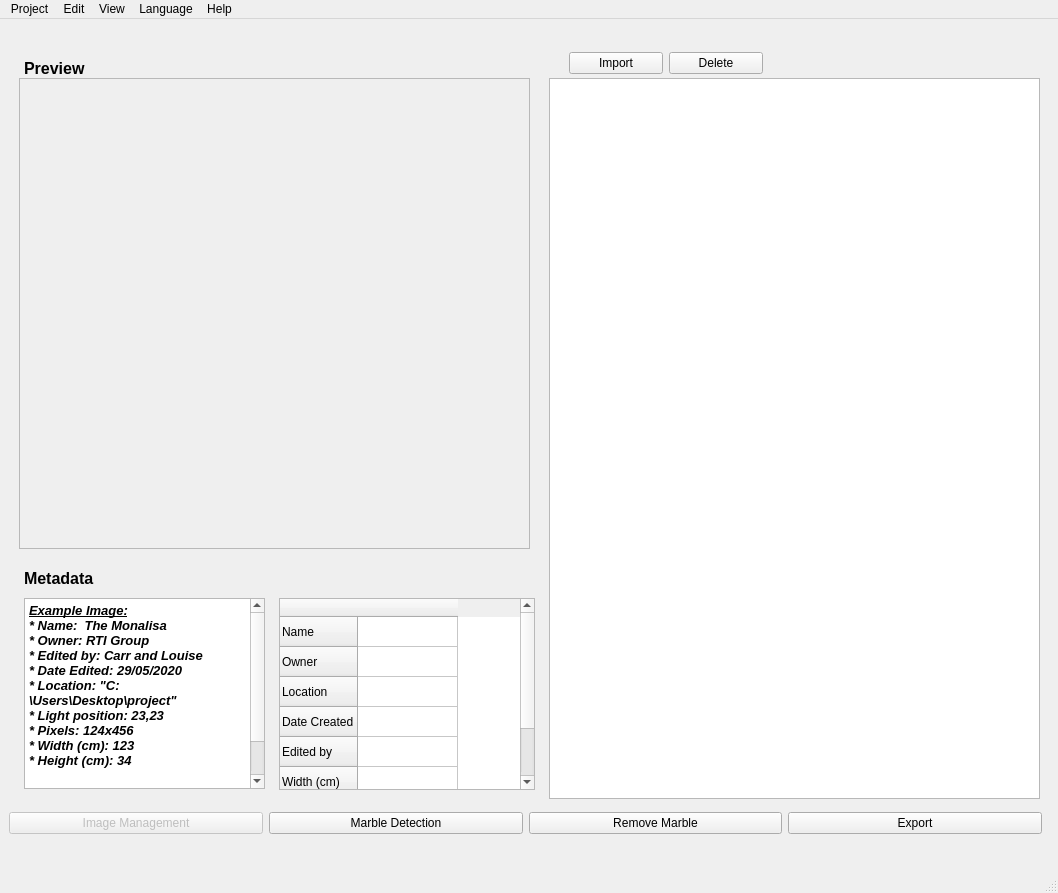
This is RTIe/RTIe_builder/system_ui.ui in Super-SaiyanSandwich/ECMM427 as Qt 5 draws it before an edit. The edited form follows.
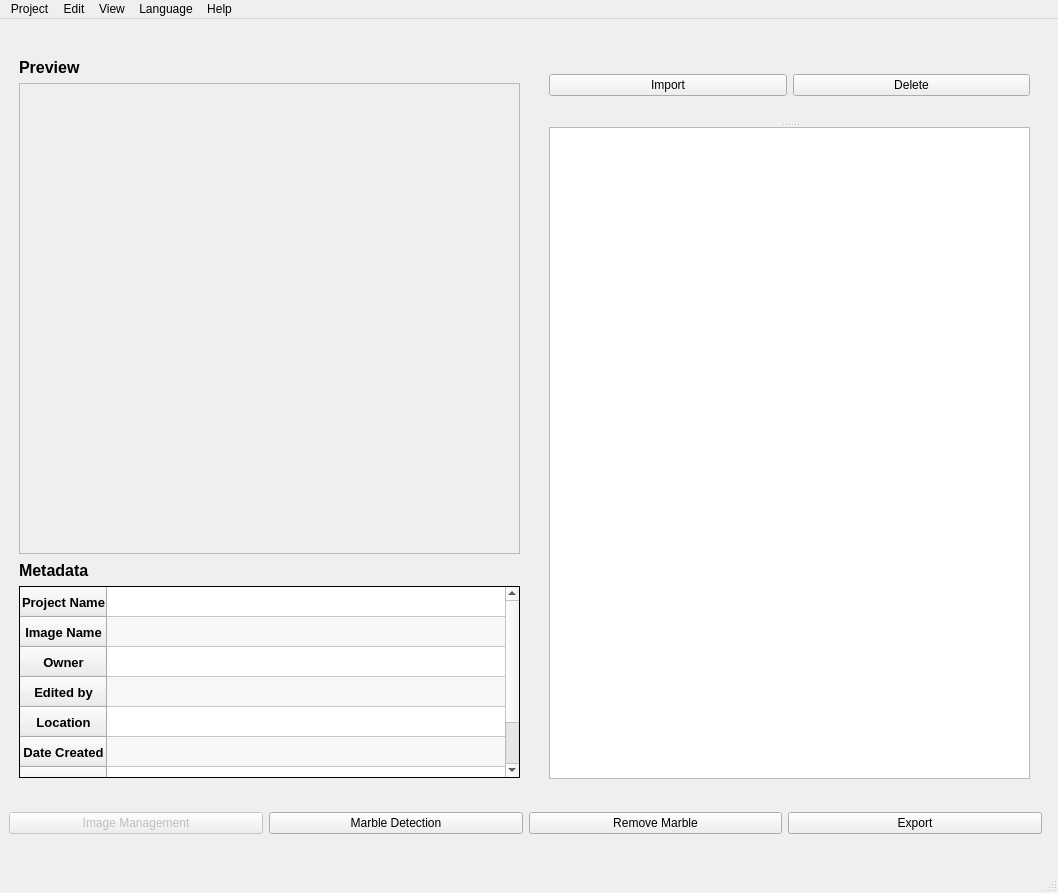
This is the edited form. The open tabs and pages were chosen to show the change. Icons and pictures are not drawn.

Commit message:
Metadata table
Metadata table almost complete (mising owner and editor name)

Diff of the .ui file:
```diff
--- a/RTIe/RTIe_builder/system_ui.ui
+++ b/RTIe/RTIe_builder/system_ui.ui
@@ -68,8 +68,8 @@
         <property name="geometry">
          <rect>
           <x>10</x>
-          <y>50</y>
-          <width>511</width>
+          <y>55</y>
+          <width>501</width>
           <height>471</height>
          </rect>
         </property>
@@ -93,26 +93,13 @@
          <string/>
         </property>
        </widget>
-       <widget class="QListWidget" name="listWidget">
-        <property name="geometry">
-         <rect>
-          <x>540</x>
-          <y>50</y>
-          <width>491</width>
-          <height>721</height>
-         </rect>
-        </property>
-        <property name="lineWidth">
-         <number>5</number>
-        </property>
-       </widget>
        <widget class="QLabel" name="label_4">
         <property name="geometry">
          <rect>
-          <x>15</x>
-          <y>540</y>
-          <width>101</width>
-          <height>20</height>
+          <x>10</x>
+          <y>533</y>
+          <width>78</width>
+          <height>19</height>
          </rect>
         </property>
         <property name="sizePolicy">
@@ -136,10 +123,10 @@
        <widget class="QLabel" name="label_7">
         <property name="geometry">
          <rect>
-          <x>15</x>
+          <x>10</x>
           <y>30</y>
-          <width>81</width>
-          <height>20</height>
+          <width>66</width>
+          <height>19</height>
          </rect>
         </property>
         <property name="font">
@@ -153,32 +140,6 @@
          <string>Preview</string>
         </property>
        </widget>
-       <widget class="QWidget" name="layoutWidget">
-        <property name="geometry">
-         <rect>
-          <x>560</x>
-          <y>20</y>
-          <width>194</width>
-          <height>30</height>
-         </rect>
-        </property>
-        <layout class="QHBoxLayout" name="horizontalLayout_4">
-         <item>
-          <widget class="QPushButton" name="import_btn">
-           <property name="text">
-            <string>Import</string>
-           </property>
-          </widget>
-         </item>
-         <item>
-          <widget class="QPushButton" name="delete_Btn">
-           <property name="text">
-            <string>Delete</string>
-           </property>
-          </widget>
-         </item>
-        </layout>
-       </widget>
        <widget class="QWidget" name="layoutWidget_5">
         <property name="geometry">
          <rect>
@@ -228,50 +189,107 @@
          </item>
         </layout>
        </widget>
-       <widget class="QTextBrowser" name="textBrowser_2">
+       <widget class="QTableWidget" name="metadata_Table">
         <property name="geometry">
          <rect>
-          <x>15</x>
-          <y>570</y>
-          <width>241</width>
-          <height>191</height>
-         </rect>
-        </property>
-        <property name="html">
-         <string>&lt;!DOCTYPE HTML PUBLIC &quot;-//W3C//DTD HTML 4.0//EN&quot; &quot;http://www.w3.org/TR/REC-html40/strict.dtd&quot;&gt;
-&lt;html&gt;&lt;head&gt;&lt;meta name=&quot;qrichtext&quot; content=&quot;1&quot; /&gt;&lt;style type=&quot;text/css&quot;&gt;
-p, li { white-space: pre-wrap; }
-
-&lt;/style&gt;&lt;/head&gt;&lt;body style=&quot; font-family:'Ubuntu'; font-size:11pt; font-weight:400; font-style:normal;&quot;&gt;
-&lt;p style=&quot; margin-top:0px; margin-bottom:0px; margin-left:0px; margin-right:0px; -qt-block-indent:0; text-indent:0px;&quot;&gt;&lt;span style=&quot; font-family:'MS Shell Dlg 2'; font-size:10pt; font-weight:600; font-style:italic; text-decoration: underline;&quot;&gt;Example Image:&lt;/span&gt;&lt;/p&gt;
-&lt;p style=&quot; margin-top:0px; margin-bottom:0px; margin-left:0px; margin-right:0px; -qt-block-indent:0; text-indent:0px;&quot;&gt;&lt;span style=&quot; font-family:'MS Shell Dlg 2'; font-size:10pt; font-weight:600; font-style:italic;&quot;&gt;* Name:  The Monalisa&lt;/span&gt;&lt;/p&gt;
-&lt;p style=&quot; margin-top:0px; margin-bottom:0px; margin-left:0px; margin-right:0px; -qt-block-indent:0; text-indent:0px;&quot;&gt;&lt;span style=&quot; font-family:'MS Shell Dlg 2'; font-size:10pt; font-weight:600; font-style:italic;&quot;&gt;* Owner: RTI Group&lt;/span&gt;&lt;/p&gt;
-&lt;p style=&quot; margin-top:0px; margin-bottom:0px; margin-left:0px; margin-right:0px; -qt-block-indent:0; text-indent:0px;&quot;&gt;&lt;span style=&quot; font-family:'MS Shell Dlg 2'; font-size:10pt; font-weight:600; font-style:italic;&quot;&gt;* Edited by: Carr and Louise&lt;/span&gt;&lt;/p&gt;
-&lt;p style=&quot; margin-top:0px; margin-bottom:0px; margin-left:0px; margin-right:0px; -qt-block-indent:0; text-indent:0px;&quot;&gt;&lt;span style=&quot; font-family:'MS Shell Dlg 2'; font-size:10pt; font-weight:600; font-style:italic;&quot;&gt;* Date Edited: 29/05/2020&lt;/span&gt;&lt;/p&gt;
-&lt;p style=&quot; margin-top:0px; margin-bottom:0px; margin-left:0px; margin-right:0px; -qt-block-indent:0; text-indent:0px;&quot;&gt;&lt;span style=&quot; font-family:'MS Shell Dlg 2'; font-size:10pt; font-weight:600; font-style:italic;&quot;&gt;* Location: &amp;quot;C:\Users\Desktop\project&amp;quot;&lt;/span&gt;&lt;/p&gt;
-&lt;p style=&quot; margin-top:0px; margin-bottom:0px; margin-left:0px; margin-right:0px; -qt-block-indent:0; text-indent:0px;&quot;&gt;&lt;span style=&quot; font-family:'MS Shell Dlg 2'; font-size:10pt; font-weight:600; font-style:italic;&quot;&gt;* Light position: 23,23&lt;/span&gt;&lt;/p&gt;
-&lt;p style=&quot; margin-top:0px; margin-bottom:0px; margin-left:0px; margin-right:0px; -qt-block-indent:0; text-indent:0px;&quot;&gt;&lt;span style=&quot; font-family:'MS Shell Dlg 2'; font-size:10pt; font-weight:600; font-style:italic;&quot;&gt;* Pixels: 124x456&lt;/span&gt;&lt;/p&gt;
-&lt;p style=&quot; margin-top:0px; margin-bottom:0px; margin-left:0px; margin-right:0px; -qt-block-indent:0; text-indent:0px;&quot;&gt;&lt;span style=&quot; font-family:'MS Shell Dlg 2'; font-size:10pt; font-weight:600; font-style:italic;&quot;&gt;* Width (cm): 123&lt;/span&gt;&lt;/p&gt;
-&lt;p style=&quot; margin-top:0px; margin-bottom:0px; margin-left:0px; margin-right:0px; -qt-block-indent:0; text-indent:0px;&quot;&gt;&lt;span style=&quot; font-family:'MS Shell Dlg 2'; font-size:10pt; font-weight:600; font-style:italic;&quot;&gt;* Height (cm): 34&lt;/span&gt;&lt;/p&gt;
-&lt;p style=&quot;-qt-paragraph-type:empty; margin-top:0px; margin-bottom:0px; margin-left:0px; margin-right:0px; -qt-block-indent:0; text-indent:0px; font-family:'MS Shell Dlg 2'; font-size:10pt; font-weight:600; font-style:italic;&quot;&gt;&lt;br /&gt;&lt;/p&gt;
-&lt;p style=&quot;-qt-paragraph-type:empty; margin-top:0px; margin-bottom:0px; margin-left:0px; margin-right:0px; -qt-block-indent:0; text-indent:0px; font-family:'MS Shell Dlg 2'; font-size:10pt; font-weight:600; font-style:italic;&quot;&gt;&lt;br /&gt;&lt;/p&gt;
-&lt;p align=&quot;center&quot; style=&quot; margin-top:0px; margin-bottom:0px; margin-left:0px; margin-right:0px; -qt-block-indent:0; text-indent:0px;&quot;&gt;&lt;a href=&quot;www.youtube.com&quot;&gt;&lt;span style=&quot; font-family:'MS Shell Dlg 2'; font-weight:600; font-style:italic; text-decoration: underline; color:#0000ff;&quot;&gt;help&lt;/span&gt;&lt;/a&gt;&lt;/p&gt;
-&lt;p style=&quot;-qt-paragraph-type:empty; margin-top:0px; margin-bottom:0px; margin-left:0px; margin-right:0px; -qt-block-indent:0; text-indent:0px; font-family:'MS Shell Dlg 2'; font-size:10pt; font-weight:600; font-style:italic;&quot;&gt;&lt;br /&gt;&lt;/p&gt;&lt;/body&gt;&lt;/html&gt;</string>
-
-        </property>
-       </widget>
-       <widget class="QTableWidget" name="tableWidget">
-        <property name="geometry">
-         <rect>
-          <x>270</x>
-          <y>570</y>
-          <width>256</width>
+          <x>10</x>
+          <y>558</y>
+          <width>501</width>
           <height>192</height>
          </rect>
         </property>
+        <property name="frameShape">
+         <enum>QFrame::Panel</enum>
+        </property>
+        <property name="frameShadow">
+         <enum>QFrame::Plain</enum>
+        </property>
+        <property name="lineWidth">
+         <number>1</number>
+        </property>
+        <property name="dragDropMode">
+         <enum>QAbstractItemView::InternalMove</enum>
+        </property>
+        <property name="alternatingRowColors">
+         <bool>true</bool>
+        </property>
+        <property name="showGrid">
+         <bool>true</bool>
+        </property>
+        <property name="gridStyle">
+         <enum>Qt::SolidLine</enum>
+        </property>
+        <property name="sortingEnabled">
+         <bool>false</bool>
+        </property>
+        <property name="wordWrap">
+         <bool>true</bool>
+        </property>
+        <property name="cornerButtonEnabled">
+         <bool>true</bool>
+        </property>
+        <attribute name="horizontalHeaderVisible">
+         <bool>false</bool>
+        </attribute>
+        <attribute name="horizontalHeaderCascadingSectionResizes">
+         <bool>false</bool>
+        </attribute>
+        <attribute name="horizontalHeaderDefaultSectionSize">
+         <number>410</number>
+        </attribute>
+        <attribute name="horizontalHeaderHighlightSections">
+         <bool>true</bool>
+        </attribute>
+        <attribute name="horizontalHeaderShowSortIndicator" stdset="0">
+         <bool>false</bool>
+        </attribute>
+        <attribute name="verticalHeaderMinimumSectionSize">
+         <number>10</number>
+        </attribute>
+        <attribute name="verticalHeaderHighlightSections">
+         <bool>true</bool>
+        </attribute>
+        <attribute name="verticalHeaderShowSortIndicator" stdset="0">
+         <bool>false</bool>
+        </attribute>
+        <attribute name="verticalHeaderStretchLastSection">
+         <bool>false</bool>
+        </attribute>
         <row>
          <property name="text">
-          <string>Name</string>
+          <string>Project Name</string>
+         </property>
+         <property name="font">
+          <font>
+           <pointsize>10</pointsize>
+           <weight>75</weight>
+           <bold>true</bold>
+          </font>
+         </property>
+         <property name="textAlignment">
+          <set>AlignCenter</set>
+         </property>
+         <property name="background">
+          <color>
+           <red>0</red>
+           <green>85</green>
+           <blue>255</blue>
+          </color>
+         </property>
+        </row>
+        <row>
+         <property name="text">
+          <string>Image Name</string>
+         </property>
+         <property name="font">
+          <font>
+           <pointsize>10</pointsize>
+           <weight>75</weight>
+           <bold>true</bold>
+          </font>
+         </property>
+         <property name="textAlignment">
+          <set>AlignCenter</set>
          </property>
          <property name="background">
           <color>
@@ -294,6 +312,16 @@
          <property name="text">
           <string>Owner</string>
          </property>
+         <property name="font">
+          <font>
+           <pointsize>10</pointsize>
+           <weight>75</weight>
+           <bold>true</bold>
+          </font>
+         </property>
+         <property name="textAlignment">
+          <set>AlignCenter</set>
+         </property>
          <property name="background">
           <color>
            <red>0</red>
@@ -311,14 +339,55 @@
           </brush>
          </property>
         </row>
+        <row>
+         <property name="text">
+          <string>Edited by</string>
+         </property>
+         <property name="font">
+          <font>
+           <pointsize>10</pointsize>
+           <weight>75</weight>
+           <bold>true</bold>
+          </font>
+         </property>
+         <property name="textAlignment">
+          <set>AlignCenter</set>
+         </property>
+         <property name="background">
+          <color>
+           <red>0</red>
+           <green>170</green>
+           <blue>255</blue>
+          </color>
+         </property>
+         <property name="foreground">
+          <brush brushstyle="SolidPattern">
+           <color alpha="255">
+            <red>0</red>
+            <green>0</green>
+            <blue>0</blue>
+           </color>
+          </brush>
+         </property>
+        </row>
         <row>
          <property name="text">
           <string>Location</string>
          </property>
+         <property name="font">
+          <font>
+           <pointsize>10</pointsize>
+           <weight>75</weight>
+           <bold>true</bold>
+          </font>
+         </property>
+         <property name="textAlignment">
+          <set>AlignCenter</set>
+         </property>
          <property name="background">
           <color>
            <red>0</red>
-           <green>170</green>
+           <green>85</green>
            <blue>255</blue>
           </color>
          </property>
@@ -336,26 +405,15 @@
          <property name="text">
           <string>Date Created</string>
          </property>
-         <property name="background">
-          <color>
-           <red>0</red>
-           <green>85</green>
-           <blue>255</blue>
-          </color>
+         <property name="font">
+          <font>
+           <pointsize>10</pointsize>
+           <weight>75</weight>
+           <bold>true</bold>
+          </font>
          </property>
-         <property name="foreground">
-          <brush brushstyle="SolidPattern">
-           <color alpha="255">
-            <red>0</red>
-            <green>0</green>
-            <blue>0</blue>
-           </color>
-          </brush>
-         </property>
-        </row>
-        <row>
-         <property name="text">
-          <string>Edited by</string>
+         <property name="textAlignment">
+          <set>AlignCenter</set>
          </property>
          <property name="background">
           <color>
@@ -378,6 +436,16 @@
          <property name="text">
           <string>Width (cm)</string>
          </property>
+         <property name="font">
+          <font>
+           <pointsize>10</pointsize>
+           <weight>75</weight>
+           <bold>true</bold>
+          </font>
+         </property>
+         <property name="textAlignment">
+          <set>AlignCenter</set>
+         </property>
          <property name="background">
           <color>
            <red>0</red>
@@ -390,6 +458,16 @@
          <property name="text">
           <string>Height (cm)</string>
          </property>
+         <property name="font">
+          <font>
+           <pointsize>10</pointsize>
+           <weight>75</weight>
+           <bold>true</bold>
+          </font>
+         </property>
+         <property name="textAlignment">
+          <set>AlignCenter</set>
+         </property>
          <property name="background">
           <color>
            <red>0</red>
@@ -409,23 +487,45 @@
         </row>
         <column>
          <property name="text">
-          <string/>
+          <string>Value</string>
          </property>
         </column>
-        <item row="0" column="0">
-         <property name="text">
-          <string/>
+       </widget>
+       <widget class="QSplitter" name="splitter_3">
+        <property name="geometry">
+         <rect>
+          <x>540</x>
+          <y>20</y>
+          <width>481</width>
+          <height>731</height>
+         </rect>
+        </property>
+        <property name="orientation">
+         <enum>Qt::Vertical</enum>
+        </property>
+        <widget class="QWidget" name="layoutWidget">
+         <layout class="QHBoxLayout" name="horizontalLayout_4">
+          <item>
+           <widget class="QPushButton" name="import_btn">
+            <property name="text">
+             <string>Import</string>
+            </property>
+           </widget>
+          </item>
+          <item>
+           <widget class="QPushButton" name="delete_Btn">
+            <property name="text">
+             <string>Delete</string>
+            </property>
+           </widget>
+          </item>
+         </layout>
+        </widget>
+        <widget class="QListWidget" name="listWidget">
+         <property name="lineWidth">
+          <number>5</number>
          </property>
-         <property name="foreground">
-          <brush brushstyle="NoBrush">
-           <color alpha="255">
-            <red>255</red>
-            <green>255</green>
-            <blue>255</blue>
-           </color>
-          </brush>
-         </property>
-        </item>
+        </widget>
        </widget>
       </widget>
       <widget class="QWidget" name="page2">
```
Left out of the diff: 35 changed lines with no effect on the pictures. The commit also changes 21 other files.
